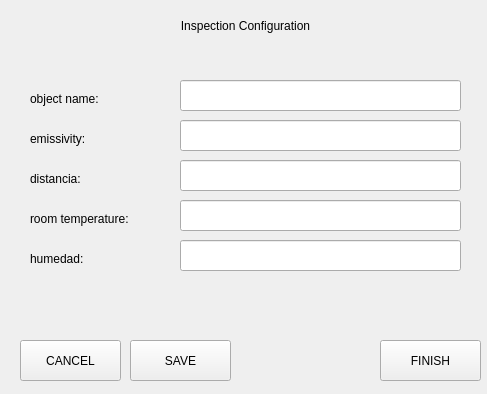
Before: the Qt Designer form src/views/configurationInspection/inspectionConfiguration.ui in Jjat00/Deptherm-Inspection, drawn with Qt 5.
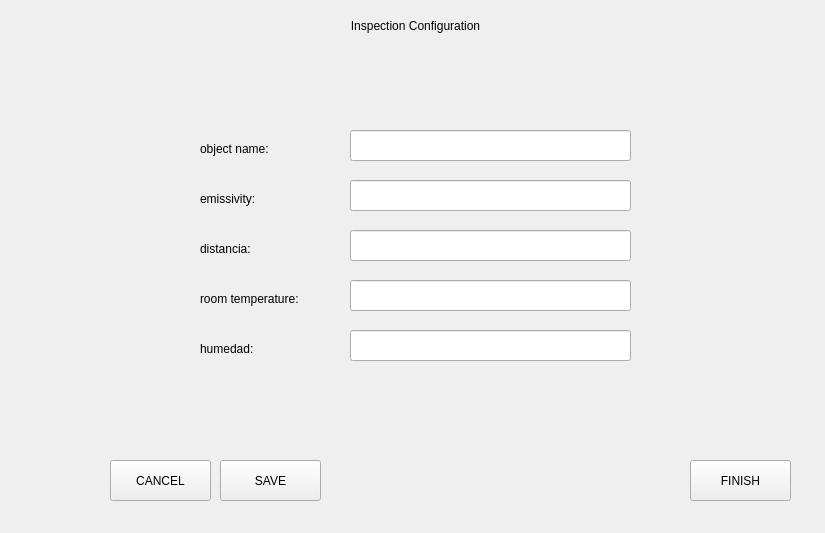
After: the same form once the commit is applied.

```diff
--- a/src/views/configurationInspection/inspectionConfiguration.ui
+++ b/src/views/configurationInspection/inspectionConfiguration.ui
@@ -6,8 +6,8 @@
    <rect>
     <x>0</x>
     <y>0</y>
-    <width>487</width>
-    <height>394</height>
+    <width>825</width>
+    <height>533</height>
    </rect>
   </property>
   <property name="windowTitle">
@@ -16,9 +16,9 @@
   <widget class="QLabel" name="labelHeader">
    <property name="geometry">
     <rect>
-     <x>-10</x>
+     <x>0</x>
      <y>0</y>
-     <width>511</width>
+     <width>831</width>
      <height>51</height>
     </rect>
    </property>
@@ -32,8 +32,8 @@
   <widget class="QLineEdit" name="lineEdit">
    <property name="geometry">
     <rect>
-     <x>180</x>
-     <y>80</y>
+     <x>350</x>
+     <y>130</y>
      <width>281</width>
      <height>31</height>
     </rect>
@@ -42,8 +42,8 @@
   <widget class="QLineEdit" name="lineEdit_2">
    <property name="geometry">
     <rect>
-     <x>180</x>
-     <y>120</y>
+     <x>350</x>
+     <y>180</y>
      <width>281</width>
      <height>31</height>
     </rect>
@@ -52,8 +52,8 @@
   <widget class="QLineEdit" name="lineEdit_3">
    <property name="geometry">
     <rect>
-     <x>180</x>
-     <y>160</y>
+     <x>350</x>
+     <y>230</y>
      <width>281</width>
      <height>31</height>
     </rect>
@@ -62,8 +62,8 @@
   <widget class="QLineEdit" name="lineEdit_4">
    <property name="geometry">
     <rect>
-     <x>180</x>
-     <y>200</y>
+     <x>350</x>
+     <y>280</y>
      <width>281</width>
      <height>31</height>
     </rect>
@@ -72,8 +72,8 @@
   <widget class="QLineEdit" name="lineEdit_5">
    <property name="geometry">
     <rect>
-     <x>180</x>
-     <y>240</y>
+     <x>350</x>
+     <y>330</y>
      <width>281</width>
      <height>31</height>
     </rect>
@@ -82,8 +82,8 @@
   <widget class="QLabel" name="label_2">
    <property name="geometry">
     <rect>
-     <x>30</x>
-     <y>90</y>
+     <x>200</x>
+     <y>140</y>
      <width>101</width>
      <height>17</height>
     </rect>
@@ -95,8 +95,8 @@
   <widget class="QLabel" name="label_3">
    <property name="geometry">
     <rect>
-     <x>30</x>
-     <y>130</y>
+     <x>200</x>
+     <y>190</y>
      <width>101</width>
      <height>17</height>
     </rect>
@@ -108,8 +108,8 @@
   <widget class="QLabel" name="label_4">
    <property name="geometry">
     <rect>
-     <x>30</x>
-     <y>170</y>
+     <x>200</x>
+     <y>240</y>
      <width>101</width>
      <height>17</height>
     </rect>
@@ -121,8 +121,8 @@
   <widget class="QLabel" name="label_5">
    <property name="geometry">
     <rect>
-     <x>30</x>
-     <y>210</y>
+     <x>200</x>
+     <y>290</y>
      <width>141</width>
      <height>17</height>
     </rect>
@@ -134,8 +134,8 @@
   <widget class="QLabel" name="label_6">
    <property name="geometry">
     <rect>
-     <x>30</x>
-     <y>250</y>
+     <x>200</x>
+     <y>340</y>
      <width>141</width>
      <height>17</height>
     </rect>
@@ -147,8 +147,8 @@
   <widget class="QPushButton" name="pushButton_2">
    <property name="geometry">
     <rect>
-     <x>380</x>
-     <y>340</y>
+     <x>690</x>
+     <y>460</y>
      <width>101</width>
      <height>41</height>
     </rect>
@@ -160,8 +160,8 @@
   <widget class="QPushButton" name="pushButton_3">
    <property name="geometry">
     <rect>
-     <x>130</x>
-     <y>340</y>
+     <x>220</x>
+     <y>460</y>
      <width>101</width>
      <height>41</height>
     </rect>
@@ -173,8 +173,8 @@
   <widget class="QPushButton" name="pushButton_4">
    <property name="geometry">
     <rect>
-     <x>20</x>
-     <y>340</y>
+     <x>110</x>
+     <y>460</y>
      <width>101</width>
      <height>41</height>
     </rect>
```
